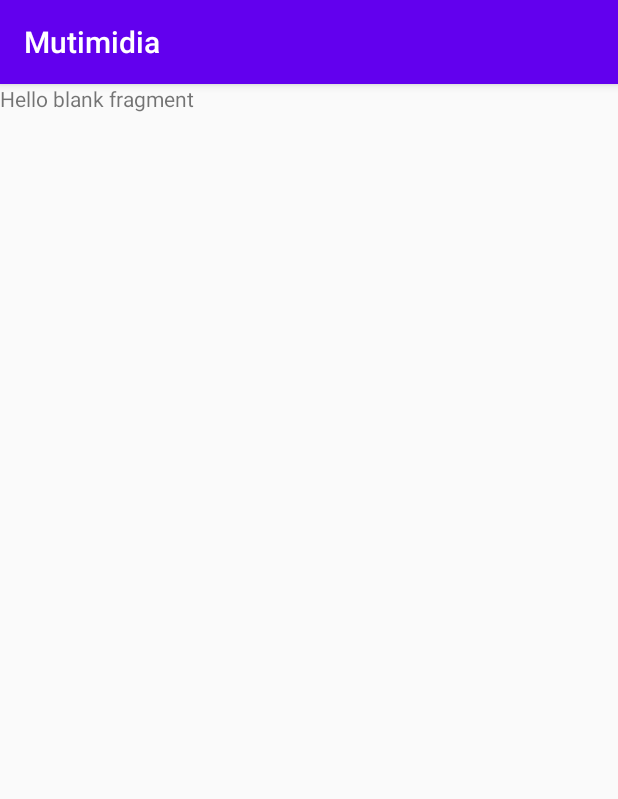
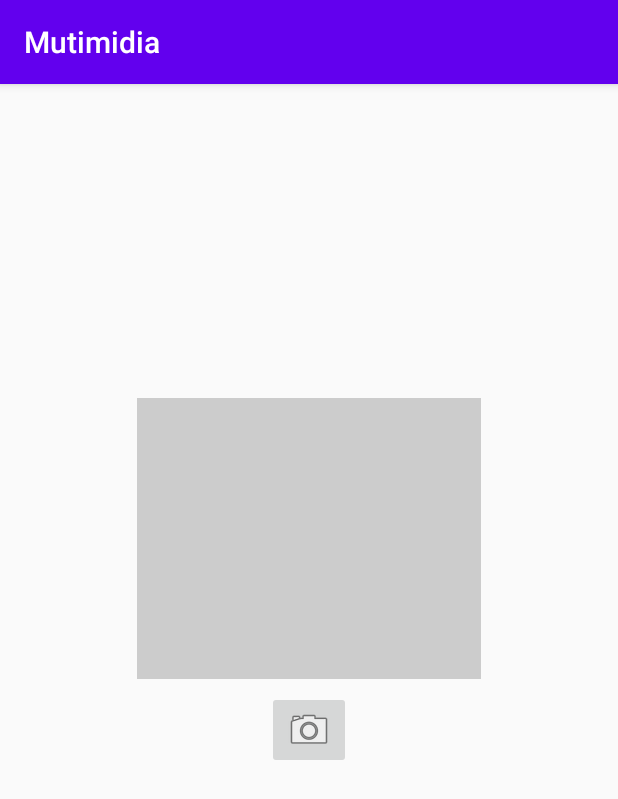
Before and after one commit to MauricioFe/Multimidia, an Android app: the fragment CameraFotoFragment shown on its own in the app's theme, on a phone screen of 412 x 824 dp. Shown: the top 799 px of the screen. Run offline under Robolectric (Android 15) with nearby library versions, the phone set to English and light mode, and no system bars.

Commit message:
Tirando foto e mostrando em um ImageView

```diff
--- a/app/src/main/AndroidManifest.xml
+++ b/app/src/main/AndroidManifest.xml
@@ -1,6 +1,7 @@
 <?xml version="1.0" encoding="utf-8"?>
 <manifest xmlns:android="http://schemas.android.com/apk/res/android"
     package="com.example.mutimidia">
+    <uses-permission android:name="android.permission.CAMERA" />
     <uses-permission android:name="android.permission.WRITE_EXTERNAL_STORAGE"/>
     <application
         android:allowBackup="true"
--- a/app/src/main/java/com/example/mutimidia/CameraFotoFragment.java
+++ b/app/src/main/java/com/example/mutimidia/CameraFotoFragment.java
@@ -5,11 +5,8 @@ import android.app.Activity;
 import android.content.Intent;
 import android.content.pm.PackageManager;
 import android.graphics.Bitmap;
-import android.graphics.drawable.Drawable;
-import android.media.Image;
 import android.net.Uri;
 import android.os.AsyncTask;
-import android.os.Build;
 import android.os.Bundle;
 
 import androidx.annotation.Nullable;
@@ -22,6 +19,7 @@ import android.view.View;
 import android.view.ViewGroup;
 import android.view.ViewTreeObserver;
 import android.widget.ImageView;
+import android.widget.Toast;
 
 import com.example.mutimidia.Util.Util;
 
@@ -43,16 +41,6 @@ public class CameraFotoFragment extends Fragment implements View.OnClickListener
     public CameraFotoFragment() {
         // Required empty public constructor
     }
-
-    /**
-     * Use this factory method to create a new instance of
-     * this fragment using the provided parameters.
-     *
-     * @param param1 Parameter 1.
-     * @param param2 Parameter 2.
-     * @return A new instance of fragment CameraFotoFragment.
-     */
-    // TODO: Rename and change types and number of parameters
     public static CameraFotoFragment newInstance(String param1, String param2) {
         CameraFotoFragment fragment = new CameraFotoFragment();
         Bundle args = new Bundle();
@@ -65,11 +53,6 @@ public class CameraFotoFragment extends Fragment implements View.OnClickListener
     public void onCreate(Bundle savedInstanceState) {
         super.onCreate(savedInstanceState);
         setRetainInstance(true);
-        String caminhoFoto = Util.getUltimaMidia(getActivity(), Util.MIDIA_FOTO);
-
-        if (caminhoFoto != null) {
-            mCaminhoFoto = new File(caminhoFoto);
-        }
     }
 
     /*No onCreateView inicalizamos o layout do fragment, mas temos um detalhe interessante que é a chamada do método
@@ -127,7 +110,6 @@ public class CameraFotoFragment extends Fragment implements View.OnClickListener
     private void abrirCamera() {
         mCaminhoFoto = Util.novaMidia(Util.MIDIA_FOTO);
         Intent intent = new Intent(MediaStore.ACTION_IMAGE_CAPTURE);
-        intent.putExtra(MediaStore.EXTRA_OUTPUT, Uri.fromFile(mCaminhoFoto));
         startActivityForResult(intent, Util.REQUESTCODE_FOTO);
     }
 /*Executamos a task para abrir a imagem no imageView*/
--- a/app/src/main/res/layout/activity_main.xml
+++ b/app/src/main/res/layout/activity_main.xml
@@ -16,7 +16,7 @@
         app:layout_constraintStart_toStartOf="parent"
         app:layout_constraintTop_toTopOf="parent"
         app:layout_constraintVertical_bias="0.36"
-        app:srcCompat="#cccccc" />
+        android:background="#cccccc" />
 
     <ImageButton
         android:id="@+id/btnFoto"
--- a/app/src/main/res/layout/fragment_camera_foto.xml
+++ b/app/src/main/res/layout/fragment_camera_foto.xml
@@ -1,14 +1,34 @@
 <?xml version="1.0" encoding="utf-8"?>
-<FrameLayout xmlns:android="http://schemas.android.com/apk/res/android"
+<androidx.constraintlayout.widget.ConstraintLayout xmlns:android="http://schemas.android.com/apk/res/android"
+    xmlns:app="http://schemas.android.com/apk/res-auto"
     xmlns:tools="http://schemas.android.com/tools"
     android:layout_width="match_parent"
     android:layout_height="match_parent"
-    tools:context=".CameraFotoFragment">
+    tools:context=".MainActivity">
 
-    <!-- TODO: Update blank fragment layout -->
-    <TextView
-        android:layout_width="match_parent"
-        android:layout_height="match_parent"
-        android:text="@string/hello_blank_fragment" />
+    <ImageView
+        android:id="@+id/imgFoto"
+        android:layout_width="229dp"
+        android:layout_height="187dp"
+        android:contentDescription="@string/description"
+        app:layout_constraintBottom_toBottomOf="parent"
+        app:layout_constraintEnd_toEndOf="parent"
+        app:layout_constraintStart_toStartOf="parent"
+        app:layout_constraintTop_toTopOf="parent"
+        app:layout_constraintVertical_bias="0.36"
+        android:background="#cccccc" />
 
-</FrameLayout>
+    <ImageButton
+        android:id="@+id/btnFoto"
+        android:layout_width="wrap_content"
+        android:layout_height="wrap_content"
+        android:layout_marginTop="8dp"
+        app:layout_constraintBottom_toBottomOf="parent"
+        app:layout_constraintEnd_toEndOf="@+id/imgFoto"
+        app:layout_constraintStart_toStartOf="@+id/imgFoto"
+        app:layout_constraintTop_toBottomOf="@+id/imgFoto"
+        app:layout_constraintVertical_bias="0.0"
+        app:srcCompat="@android:drawable/ic_menu_camera"
+        tools:ignore="InvalidId"
+        android:contentDescription="@string/description_btn" />
+</androidx.constraintlayout.widget.ConstraintLayout>
--- /dev/null
+++ b/app/src/main/res/xml/file_paths.xml
@@ -0,0 +1,4 @@
+<?xml version="1.0" encoding="utf-8"?>
+<paths xmlns:android="http://schemas.android.com/apk/res/android">
+    <external-files-path name="Dominando Android" path="Android/data/com.example.package.name/files/Pictures" />
+</paths>
```
Also changed, not shown: app/src/main/java/com/example/mutimidia/MainActivity.java (+39 -1 lines).
